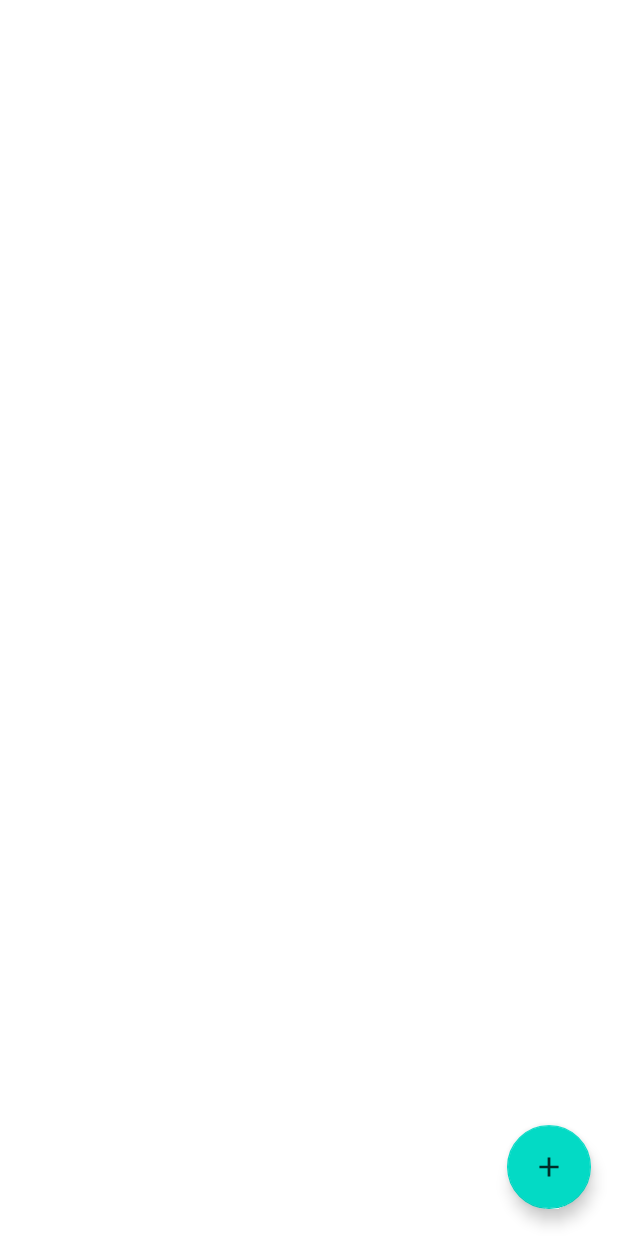
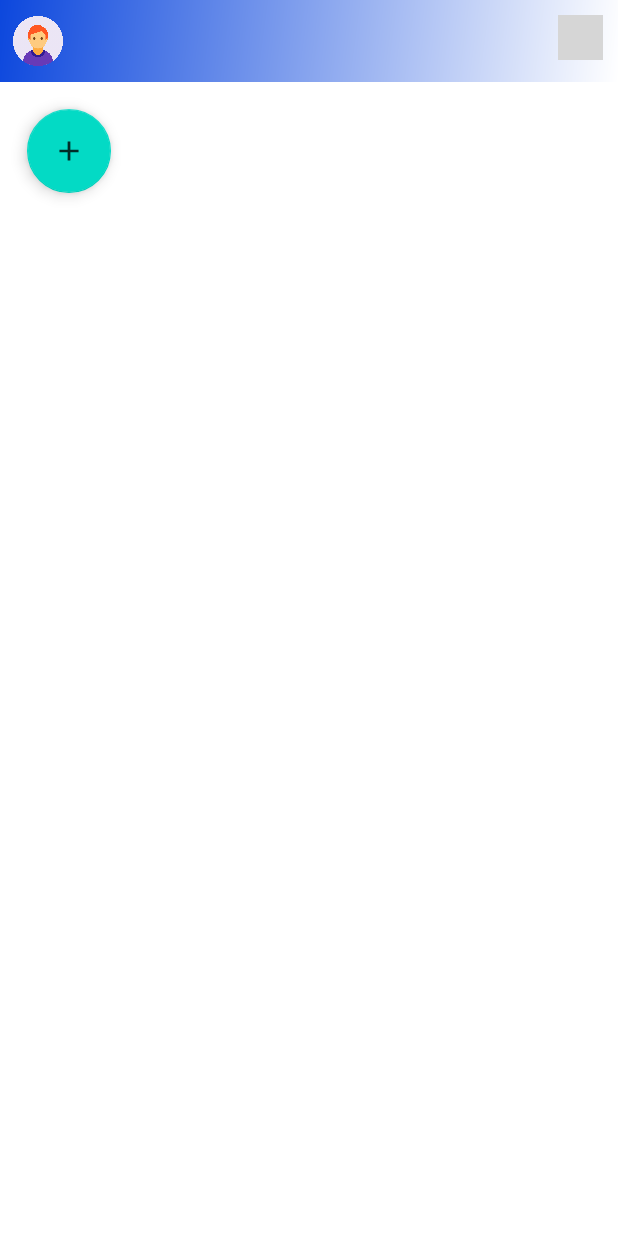
Before and after one commit to hodamarr/ChatApp_Android, an Android app: the Chats screen opened directly, with no data from a screen before it, on a phone screen of 412 x 824 dp. Run offline under Robolectric (Android 15) with nearby library versions, the phone set to English and light mode, and no system bars; our stand-ins replace Room's generated code; 3 statements that could not run were skipped; grey boxes are pictures that could not be loaded.

Commit message:
frontend fixing

```diff
--- a/app/src/main/java/com/example/chatapp/activities/Chats.java
+++ b/app/src/main/java/com/example/chatapp/activities/Chats.java
@@ -2,6 +2,9 @@ package com.example.chatapp.activities;
 
 import android.content.Intent;
 import android.os.Bundle;
+import android.view.View;
+import android.widget.AdapterView;
+import android.widget.ImageView;
 
 import androidx.appcompat.app.AppCompatActivity;
 import androidx.recyclerview.widget.RecyclerView;
@@ -9,6 +12,7 @@ import androidx.room.Room;
 
 import com.example.chatapp.R;
 import com.example.chatapp.adapters.CustomAdapter;
+import com.example.chatapp.databinding.ActivityChatsBinding;
 import com.example.chatapp.room.AppDB;
 import com.example.chatapp.room.Contact;
 import com.example.chatapp.room.ContactDao;
@@ -21,25 +25,44 @@ public class Chats extends AppCompatActivity {
     private ContactDao cdao;
     private List<Contact> contacts;
     private CustomAdapter adapter;
+    private ActivityChatsBinding binding;
+
 
     @Override
     protected void onCreate(Bundle savedInstanceState) {
         super.onCreate(savedInstanceState);
+        binding = ActivityChatsBinding.inflate(getLayoutInflater());
 
         db = Room.databaseBuilder(getApplicationContext(), AppDB.class,"PostsDB").build();
         cdao = db.contactDao();
         setContentView(R.layout.activity_chats);
 
-        /// Add buttun
+        /// Add chat button
         FloatingActionButton btnAdd = findViewById(R.id.btnAdd);
         btnAdd.setOnClickListener(v -> {
             Intent i = new Intent(this, AddChat.class);
             startActivity(i);
-            RecyclerView lvpost = findViewById(R.id.lvpost);
+        });
 
-            contacts = cdao.index();
-            adapter = new CustomAdapter(this, contacts);
-            lvpost.setAdapter(adapter);
+        //Contacts list
+        RecyclerView lvpost = findViewById(R.id.lvpost);
+        contacts = cdao.index();
+        adapter = new CustomAdapter(this, contacts);
+        lvpost.setAdapter(adapter);
+        lvpost.setClickable(true);
+        lvpost.setOnItemClickListener()
+
+
+        // Settings button
+        ImageView settings = findViewById(R.id.settings_btn);
+        settings.setClickable(true);
+        settings.setOnItemClickListener(new AdapterView.onItemClickListener() {
+            @Override
+            public void onItemClick(AdapterView<?> adapterView, View view, int i, long l) {
+                Intent intent = new Intent(getApplicationContext(), Settings.class);
+                //save in settings db the connected user.
+                startActivity(intent);
+            }
         });
 
 
--- a/app/src/main/java/com/example/chatapp/activities/MainActivity.java
+++ b/app/src/main/java/com/example/chatapp/activities/MainActivity.java
@@ -1,11 +1,11 @@
 package com.example.chatapp.activities;
-
-import androidx.appcompat.app.AppCompatActivity;
 
 import android.content.Intent;
 import android.os.Bundle;
 import android.widget.Button;
 import android.widget.EditText;
+
+import androidx.appcompat.app.AppCompatActivity;
 
 import com.example.chatapp.R;
 import com.example.chatapp.databinding.ActivityMainBinding;
@@ -30,8 +30,10 @@ public class MainActivity extends AppCompatActivity {
 
         /// log in button button (On click Logic)
         Button btnLogin = findViewById(R.id.btnLogin);
+        //Validation
         binding.btnLogin.setOnClickListener(v -> {
             Intent i = new Intent(this, Chats.class);
+            //save in settings db the connected user.
             startActivity(i);
         });
 
--- a/app/src/main/res/drawable/contact_background.xml
+++ b/app/src/main/res/drawable/contact_background.xml
@@ -1,6 +1,5 @@
 <?xml version="1.0" encoding="utf-8"?>
 <shape xmlns:android="http://schemas.android.com/apk/res/android">
-        android:shape="rectangle">
         <corners
             android:radius="2dp"
             android:topRightRadius="0dp"
--- a/app/src/main/res/layout/activity_chats.xml
+++ b/app/src/main/res/layout/activity_chats.xml
@@ -1,11 +1,55 @@
 <?xml version="1.0" encoding="utf-8"?>
-<androidx.constraintlayout.widget.ConstraintLayout xmlns:android="http://schemas.android.com/apk/res/android"
+<LinearLayout xmlns:android="http://schemas.android.com/apk/res/android"
     xmlns:app="http://schemas.android.com/apk/res-auto"
     xmlns:tools="http://schemas.android.com/tools"
     android:layout_width="match_parent"
     android:layout_height="match_parent"
+    android:orientation="vertical"
     tools:context=".activities.Chats">
+    <RelativeLayout
+        android:layout_width="match_parent"
+        android:layout_height="wrap_content"
+        android:layout_alignParentTop="true"
 
+        >
+        <LinearLayout
+            android:id="@+id/topBar"
+            android:layout_width="match_parent"
+            android:layout_height="wrap_content"
+            android:background="@drawable/gradient_background"
+            android:orientation="horizontal"
+            android:weightSum="100">
+
+            <ImageView
+                android:layout_width="40dp"
+                android:layout_height="40dp"
+                android:layout_gravity="center"
+                android:layout_marginLeft="5dp"
+                android:src="@drawable/user" />
+
+            <TextView
+                android:id="@+id/user_name"
+                android:layout_width="wrap_content"
+                android:layout_height="wrap_content"
+                android:layout_above="@+id/charRecyclerView"
+                android:padding="10dp"
+                android:textColor="@color/black"
+                android:textSize="25dp"
+                android:textStyle="bold"
+                tools:text="Ofek Avergil" />
+
+        </LinearLayout>
+
+        <ImageView
+            android:id="@+id/settings_btn"
+            android:layout_margin="10dp"
+            android:layout_width="30dp"
+            android:layout_height="30dp"
+            android:layout_alignParentRight="true"
+            android:layout_gravity="center"
+            android:src="@drawable/ic_settings" />
+
+    </RelativeLayout>
 
     <androidx.recyclerview.widget.RecyclerView
         android:id="@+id/lvpost"
@@ -29,4 +73,4 @@
         android:layout_margin="18dp"
         android:src="@drawable/plus"
 ></com.google.android.material.floatingactionbutton.FloatingActionButton>
-</androidx.constraintlayout.widget.ConstraintLayout>
+</LinearLayout>
```
Also changed, not shown: app/src/main/java/com/example/chatapp/activities/Register.java (+11 -5 lines), app/src/main/java/com/example/chatapp/adapters/ContactsListAdapter.java (added, +63 -0 lines).
